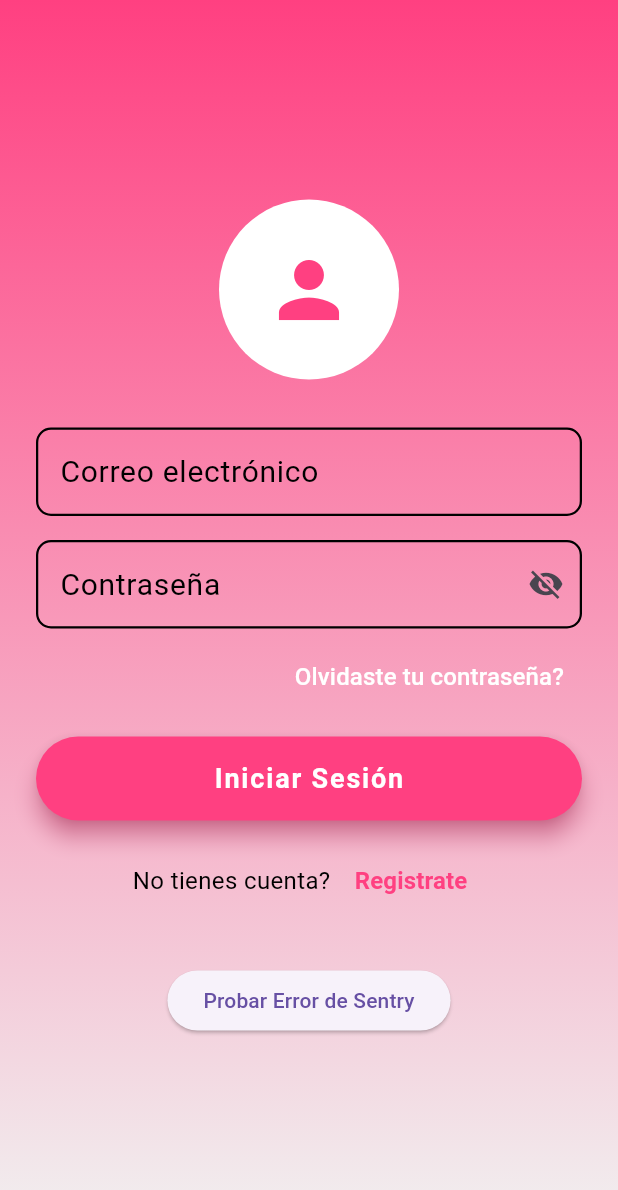
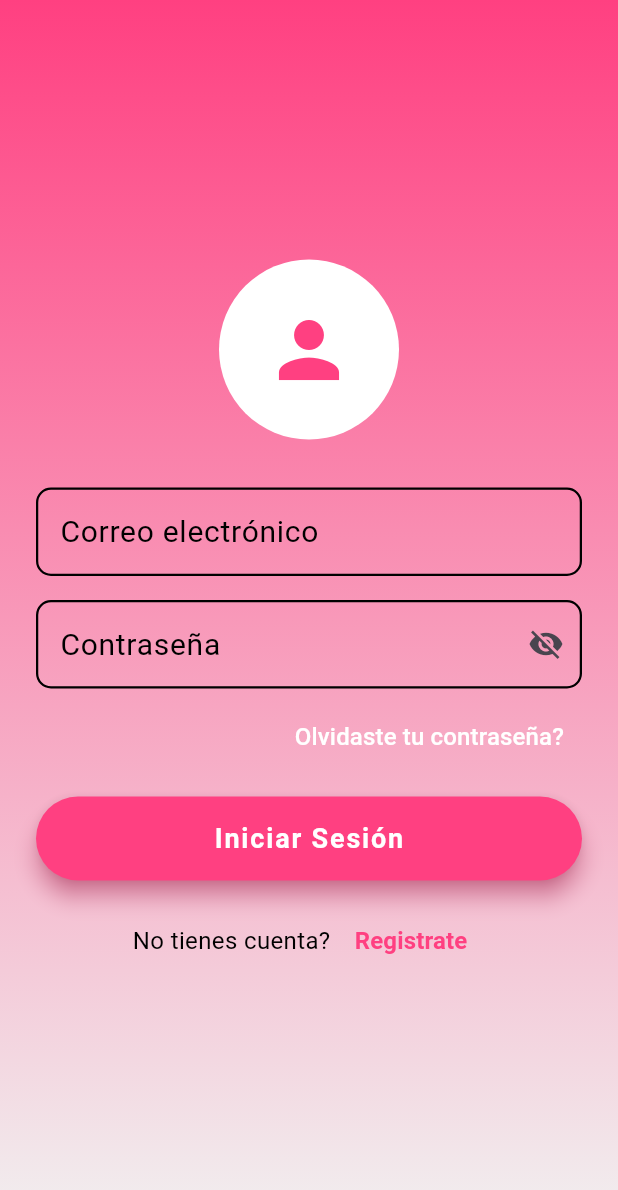
Before and after one commit to isaiale/App_Movil, a Flutter app: the screen it shows after launch, on a phone screen of 412 x 824 dp. Shown: the top 1190 px of the screen. Run offline on Flutter 3.47's test engine with Material 3 defaults, Android fonts, the phone set to English and light mode, and no system bars; our stand-ins replace dio, jwt_decoder, sentry_flutter, shared_preferences, webview_flutter.

```diff
--- a/lib/vistas/Login.dart
+++ b/lib/vistas/Login.dart
@@ -98,6 +98,7 @@ class _LoginState extends State<Login> {
       ),
       extendBodyBehindAppBar: true,
       body: Container(
+        // Se agregó un fondo con degradado para mejorar el diseño visual
         decoration: const BoxDecoration(
           gradient: LinearGradient(
             begin: Alignment.topCenter,
@@ -117,6 +118,7 @@ class _LoginState extends State<Login> {
                 child: Column(
                   crossAxisAlignment: CrossAxisAlignment.center,
                   children: [
+                    // Se agregó un icono dentro de un CircleAvatar para representar al usuario
                     CircleAvatar(
                       radius: 60,
                       backgroundColor: Colors.white,
@@ -127,6 +129,7 @@ class _LoginState extends State<Login> {
                       ),
                     ),
                     const SizedBox(height: 32.0),
+                    // Campo de correo electrónico
                     CustomTextFormField(
                       labelText: 'Correo electrónico',
                       validationType: 'gmail',
@@ -134,10 +137,12 @@ class _LoginState extends State<Login> {
                       keyboardType: TextInputType.emailAddress,
                     ),
                     const SizedBox(height: 16.0),
+                    // Campo de contraseña
                     PasswordField(
                       controller: passwordController,
                     ),
                     const SizedBox(height: 8.0),
+                    // Enlace de olvido de contraseña
                     Align(
                       alignment: Alignment.centerRight,
                       child: TextButton(
@@ -159,6 +164,8 @@ class _LoginState extends State<Login> {
                             onPressed: _login,
                           ),
                     const SizedBox(height: 16.0),
+
+                    // Texto para registrarse
                     Row(
                       mainAxisAlignment: MainAxisAlignment.center,
                       children: [
@@ -182,15 +189,6 @@ class _LoginState extends State<Login> {
                         ),
                       ],
                     ),
-                    const SizedBox(height: 32.0),
-
-                    // Agregar botón de prueba de error
-                    ElevatedButton(
-                      onPressed: () {
-                        throw Exception('This is a test exception for Sentry!');
-                      },
-                      child: Text('Probar Error de Sentry'),
-                    ),
                   ],
                 ),
               ),
```
